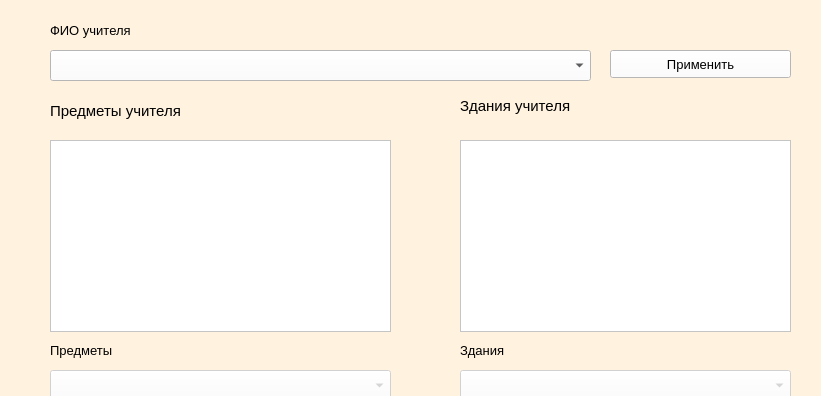
Old version of the form frontend/change_teachers.ui in the repository saaasssska/helper_by_school; both pictures show x 0 to 821 and y 0 to 396 of the 821 by 600 pixel window.
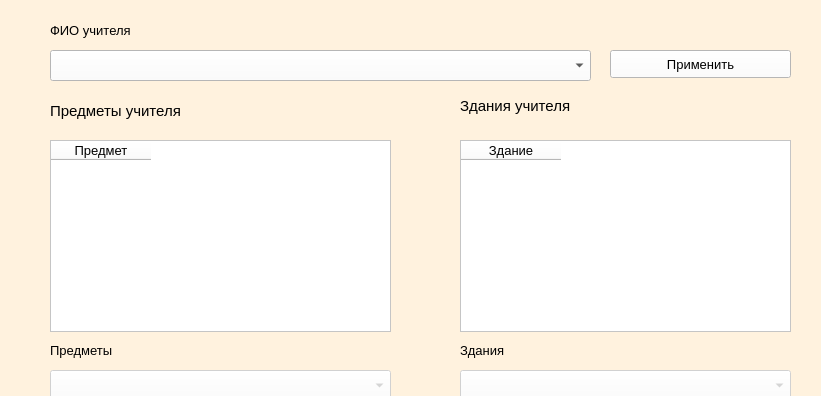
New version of the form.

The edit to the form file:
```diff
--- a/frontend/change_teachers.ui
+++ b/frontend/change_teachers.ui
@@ -53,6 +53,9 @@
    </property>
   </widget>
   <widget class="QTableWidget" name="tableSubjects">
+   <property name="enabled">
+    <bool>false</bool>
+   </property>
    <property name="geometry">
     <rect>
      <x>50</x>
@@ -67,8 +70,19 @@
     </font>
    </property>
    <property name="styleSheet">
-    <string notr="true">background-color: rgb(255, 255, 255);</string>
+    <string notr="true">background-color: rgb(255, 255, 255);
+color: rgb(0, 0, 0);</string>
    </property>
+   <column>
+    <property name="text">
+     <string>Предмет</string>
+    </property>
+    <property name="font">
+     <font>
+      <pointsize>10</pointsize>
+     </font>
+    </property>
+   </column>
   </widget>
   <widget class="QLabel" name="label_2">
    <property name="geometry">
@@ -194,6 +208,9 @@
    </property>
   </widget>
   <widget class="QTableWidget" name="tableBuilds">
+   <property name="enabled">
+    <bool>false</bool>
+   </property>
    <property name="geometry">
     <rect>
      <x>460</x>
@@ -208,8 +225,19 @@
     </font>
    </property>
    <property name="styleSheet">
-    <string notr="true">background-color: rgb(255, 255, 255);</string>
+    <string notr="true">background-color: rgb(255, 255, 255);
+color: rgb(0, 0, 0);</string>
    </property>
+   <column>
+    <property name="text">
+     <string>Здание</string>
+    </property>
+    <property name="font">
+     <font>
+      <pointsize>10</pointsize>
+     </font>
+    </property>
+   </column>
   </widget>
   <widget class="QLabel" name="label_5">
    <property name="geometry">
```
